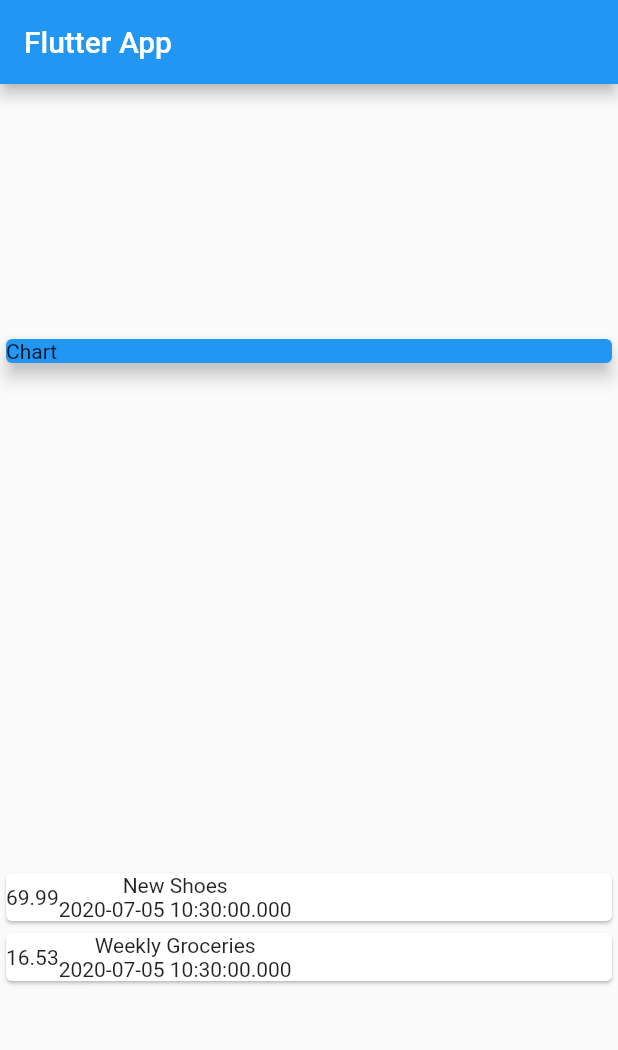
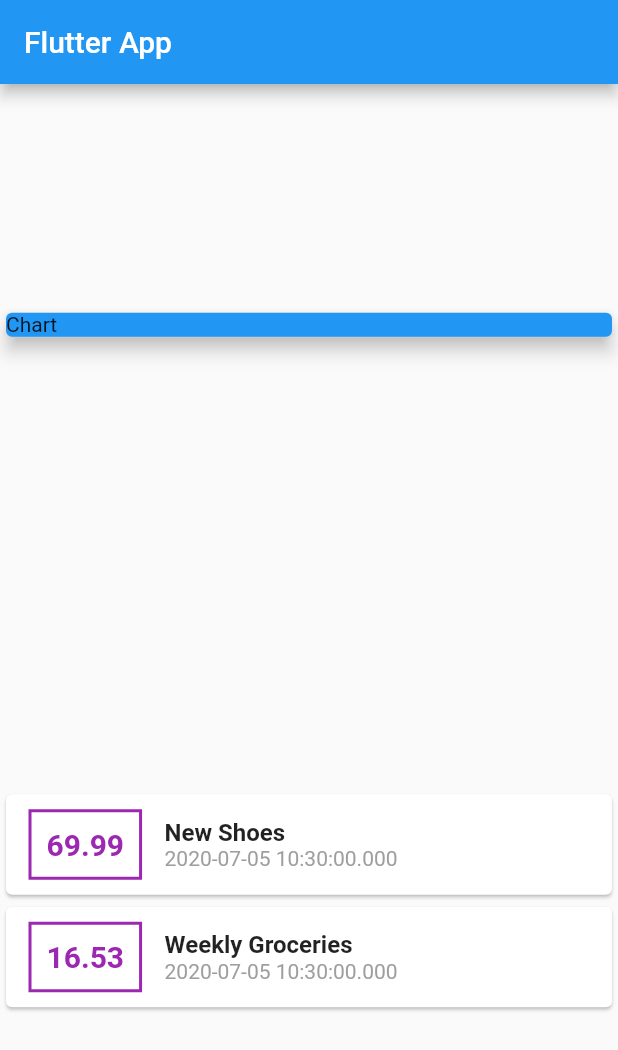
Before and after one commit to PeachBlack-Alba/expenses, a Flutter app: the screen it shows after launch, on a phone screen of 412 x 824 dp. Shown: the top 1050 px of the screen. Run offline on Flutter 3.47's test engine with Material 2 defaults, Android fonts, the phone set to English and light mode, and no system bars.

Commit message:
styling transactions

```diff
--- a/expenses/lib/main.dart
+++ b/expenses/lib/main.dart
@@ -58,16 +58,40 @@ class MyHomePage extends StatelessWidget {
                   children: <Widget>[
                     //amount is a double, that's why we are changing it to a srting .toString()
                     Container(
+                      margin: EdgeInsets.symmetric(
+                        vertical: 10,
+                        horizontal: 15,
+                      ),
+                      //Not all widget has decoration, but container does
+                      decoration: BoxDecoration(
+                        border: Border.all(
+                          color: Colors.purple,
+                          width: 2,
+                        ),
+                      ),
+                      padding: EdgeInsets.all(10),
                       child: Text(
                         tx.amount.toString(),
+                        style: TextStyle(
+                          fontWeight: FontWeight.bold,
+                          fontSize: 20,
+                          color: Colors.purple,
+                        ),
                       ),
                     ),
                     Column(
+                      crossAxisAlignment:
+                          CrossAxisAlignment.start, //move items to the left
                       children: <Widget>[
-                        Text(tx.title),
+                        Text(
+                          tx.title,
+                          style: TextStyle(
+                              fontSize: 16, fontWeight: FontWeight.bold),
+                        ),
                         //same like amount, date is not a string so we need to convert it by .toString()
                         Text(
                           tx.date.toString(),
+                          style: TextStyle(color: Colors.grey),
                         ),
                       ],
                     ),
```
